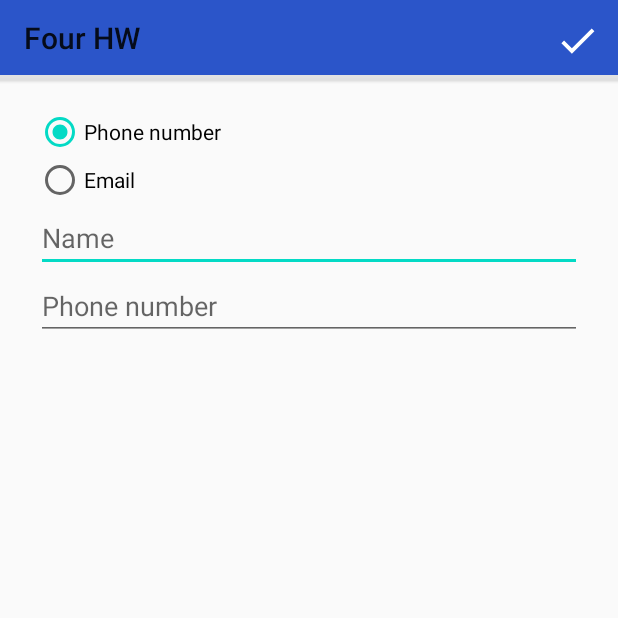
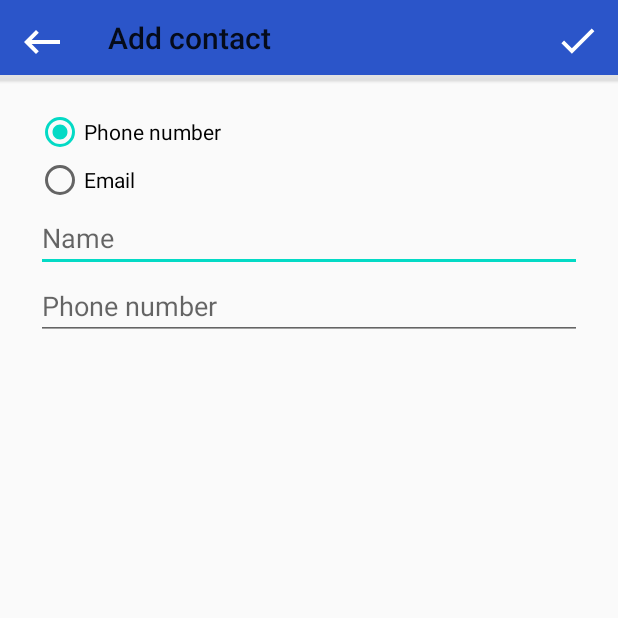
Before and after one commit to alekseyka2000/HomeWork, an Android app: the AddPersonToTelephoneDirectoryActivity screen opened directly, with no data from a screen before it, on a phone screen of 412 x 824 dp, the top half of it. Run offline under Robolectric (Android 15) with nearby library versions, the phone set to English and light mode, and no system bars.

Commit message:
add backspace button and title to activity_add_person

```diff
--- a/fourhw/src/main/java/com/example/fourhw/AddPersonToTelephoneDirectoryActivity.kt
+++ b/fourhw/src/main/java/com/example/fourhw/AddPersonToTelephoneDirectoryActivity.kt
@@ -1,5 +1,6 @@
 package com.example.fourhw
 
+import android.content.Intent
 import androidx.appcompat.app.AppCompatActivity
 import android.os.Bundle
 import android.view.Menu
@@ -25,6 +26,12 @@ class AddPersonToTelephoneDirectoryActivity : AppCompatActivity() {
         setContentView(R.layout.activity_add_person_to_telefone_directory)
 
         setSupportActionBar(toolBar as Toolbar?)
+        supportActionBar?.setDisplayHomeAsUpEnabled(true)
+        supportActionBar?.setDisplayShowHomeEnabled(true)
+        (toolBar as Toolbar?)?.setNavigationOnClickListener {
+            startActivity(Intent(this,MainActivity::class.java))
+            finish()
+        }
 
         rbg.setOnCheckedChangeListener { _, checkedId ->
             when (checkedId) {
--- a/fourhw/src/main/res/layout/tool_bar_with_button.xml
+++ b/fourhw/src/main/res/layout/tool_bar_with_button.xml
@@ -1,8 +1,9 @@
-<?xml version="1.0" encoding="utf-8"?>
-<androidx.appcompat.widget.Toolbar
-    xmlns:android="http://schemas.android.com/apk/res/android"
+<?xml version="1.0" encoding="utf-8"?><androidx.appcompat.widget.Toolbar xmlns:android="http://schemas.android.com/apk/res/android"
     android:layout_width="match_parent"
     android:layout_height="56dp"
-    android:background="@drawable/blue_background">
+    xmlns:app="http://schemas.android.com/apk/res-auto"
+    android:background="@drawable/blue_background"
+    app:navigationIcon="@drawable/ic_baseline_keyboard_backspace_24"
+    app:title="Add contact">
 
 </androidx.appcompat.widget.Toolbar>
```
Also changed, not shown: fourhw/src/main/res/layout/activity_main.xml (+11 -12 lines).
